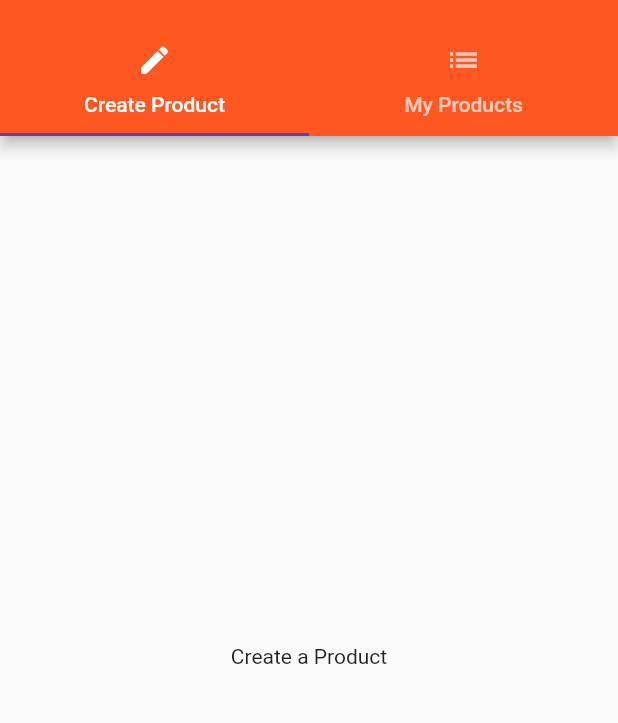
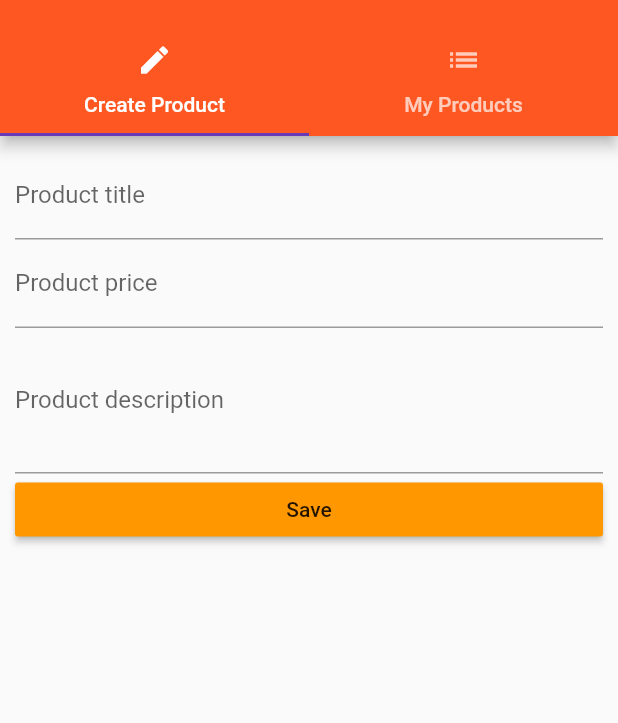
Before and after one commit to defoibrahim/flutter_products_store, a Flutter app: the ProductsAdminPage screen opened by its route, on a phone screen of 412 x 824 dp, the part 59-782 px from its top. Run offline on Flutter 3.47's test engine with Material 2 defaults, Android fonts, the phone set to English and light mode, and no system bars.

Commit message:
added form data

```diff
--- /dev/null
+++ b/lib/model/productModel.dart
@@ -0,0 +1,8 @@
+class Product {
+  String imageUrl;
+  String name;
+  Product(
+    this.imageUrl,
+    this.name,
+  );
+}
--- a/lib/pages/productDetailPage.dart
+++ b/lib/pages/productDetailPage.dart
@@ -1,6 +1,7 @@
 import 'package:flutter/material.dart';
+import 'package:provider/provider.dart';
 import 'dart:async';
-import 'package:productsstore/widgets/products.dart';
+import 'file:///C:/Users/defo%20Ibrahim/AndroidFlutterProjects/products_store/lib/products.dart';
 
 class ProductDetails extends StatelessWidget {
   Products products;
@@ -54,7 +55,7 @@ class ProductDetails extends StatelessWidget {
             Image.asset(ImageUrl),
             Padding(
               padding: const EdgeInsets.all(10.0),
-              child: Text("this is Details page"),
+              child: Text("this is the  Details page"),
             ),
             Padding(
               padding: const EdgeInsets.all(10.0),
--- a/lib/pages/product_create.dart
+++ b/lib/pages/product_create.dart
@@ -1,10 +1,64 @@
 import 'package:flutter/material.dart';
 
-class ProductCreatePage extends StatelessWidget {
+class ProductCreatePage extends StatefulWidget {
+  Function addProduct, deleteProduct;
+  ProductCreatePage(this.addProduct, this.deleteProduct);
+
+  @override
+  _ProductCreatePageState createState() => _ProductCreatePageState();
+}
+
+class _ProductCreatePageState extends State<ProductCreatePage> {
+  String titleMsg = '';
+  double price = 0;
+  String desc = '';
   @override
   Widget build(BuildContext context) {
-    return Center(
-      child: Text('Create a Product'),
+    return Container(
+      margin: EdgeInsets.all(10.0),
+      child: ListView(
+        children: <Widget>[
+          TextField(
+            decoration: InputDecoration(labelText: 'Product title'),
+            onChanged: (String value) {
+              setState(() {
+                titleMsg = value;
+              });
+            },
+          ),
+          TextField(
+            keyboardType: TextInputType.number,
+            decoration: InputDecoration(labelText: 'Product price'),
+            onChanged: (String value) {
+              setState(() {
+                price = double.parse(value);
+              });
+            },
+          ),
+          TextField(
+            decoration: InputDecoration(labelText: 'Product description'),
+            maxLines: 3,
+            onChanged: (String value) {
+              setState(() {
+                desc = value;
+              });
+            },
+          ),
+          RaisedButton(
+            onPressed: () {
+              final Map<String, dynamic> product = {
+                'title': titleMsg,
+                'price': price,
+                'description': desc,
+                'imageUrl': 'assets/food.jpg',
+              };
+              widget.addProduct(product);
+            },
+            color: Colors.orange,
+            child: Text("Save"),
+          )
+        ],
+      ),
     );
   }
 }
--- a/lib/pages/products_admin.dart
+++ b/lib/pages/products_admin.dart
@@ -3,6 +3,9 @@ import 'package:productsstore/pages/product_create.dart';
 import 'package:productsstore/pages/product_list.dart';
 
 class ProductsAdminPage extends StatelessWidget {
+  Function addProduct, deleteProduct;
+  ProductsAdminPage(this.addProduct, this.deleteProduct);
+
   @override
   Widget build(BuildContext context) {
     return DefaultTabController(
@@ -40,7 +43,10 @@ class ProductsAdminPage extends StatelessWidget {
           ),
         ),
         body: TabBarView(
-          children: <Widget>[ProductCreatePage(), ProductListPage()],
+          children: <Widget>[
+            ProductCreatePage(addProduct, deleteProduct),
+            ProductListPage()
+          ],
         ),
       ),
     );
--- a/pubspec.yaml
+++ b/pubspec.yaml
@@ -23,6 +23,7 @@ dependencies:
   # The following adds the Cupertino Icons font to your application.
   # Use with the CupertinoIcons class for iOS style icons.
   cupertino_icons: ^0.1.2
+  provider: ^4.3.2
 
 dev_dependencies:
   flutter_test:
```
Also changed, not shown: lib/main.dart (+8 -9 lines), lib/pages/homePage.dart (+6 -6 lines), lib/products.dart (renamed from lib/widgets/products.dart, +6 -12 lines), lib/products_manager.dart (added, +18 -0 lines), lib/widgets/product_control.dart (deleted, +0 -17 lines), lib/widgets/products_manager.dart (deleted, +0 -25 lines), pubspec.lock, 1 other file.
